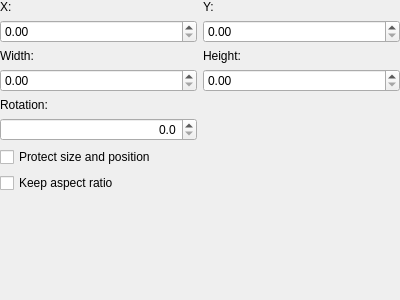
KDE/calligra, file kivio/src/part/KivioShapeGeometry.ui: the form before one commit.
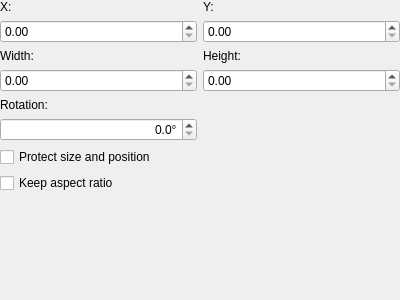
The form after the commit. Custom widgets are drawn as their Qt base class.

Commit message: Add degree char suffix to the rotation input

Diff of the .ui file:
```diff
--- a/kivio/src/part/KivioShapeGeometry.ui
+++ b/kivio/src/part/KivioShapeGeometry.ui
@@ -91,6 +91,9 @@
        <property name="alignment" >
         <set>Qt::AlignRight</set>
        </property>
+       <property name="suffix" >
+        <string>°</string>
+       </property>
        <property name="decimals" >
         <number>1</number>
        </property>
```
